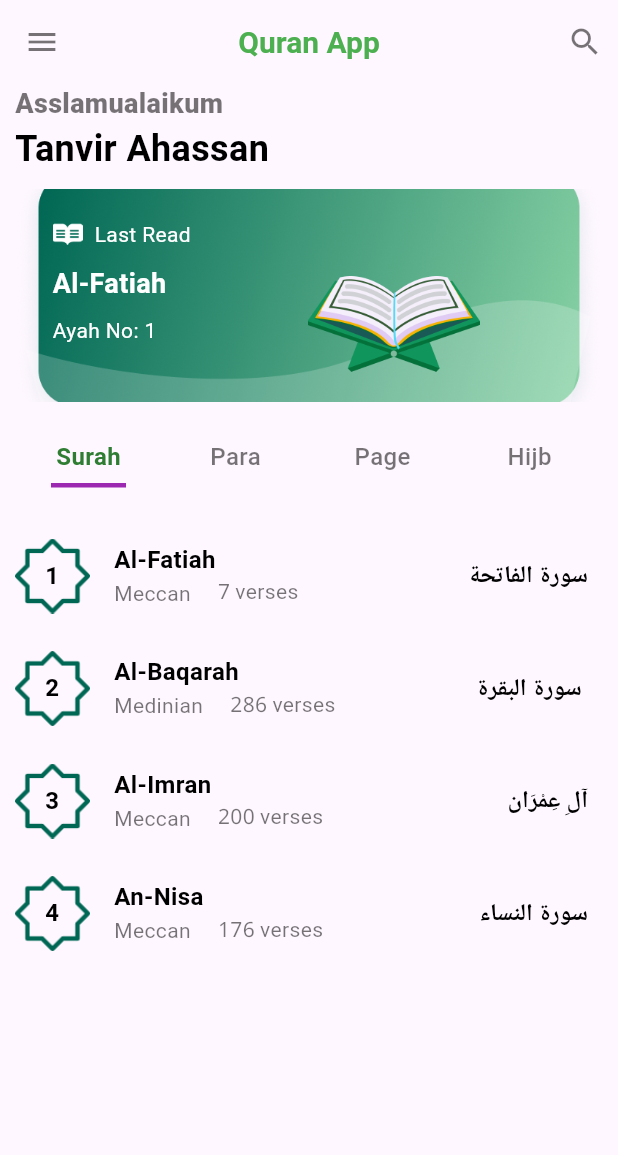
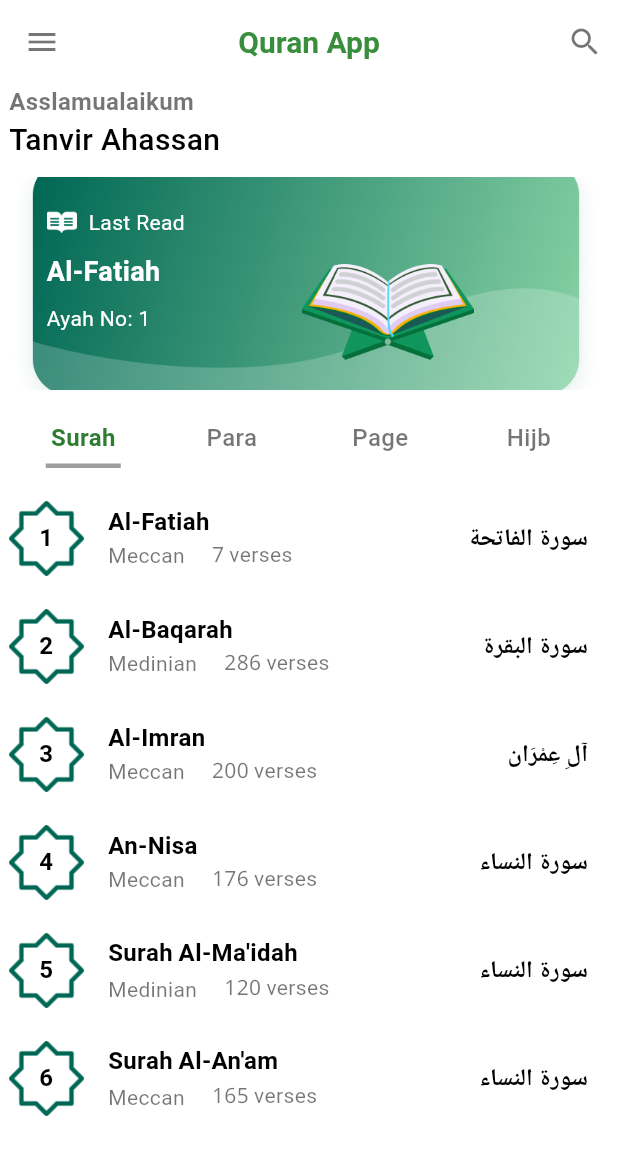
Before and after one commit to zulfiqaralihunzai05/islamic_app, a Flutter app: the QuranScreen screen opened directly, on a phone screen of 412 x 824 dp. Shown: the top 1155 px of the screen. Run offline on Flutter 3.47's test engine with Material 3 defaults, Android fonts, the light colour scheme and no system bars; our stand-ins replace google_fonts; missing offline and left inert: arabic_font; Roboto replaces fonts that are missing (Noto Naskh Arabic).

Commit message:
Column Scrollable

```diff
--- a/lib/dashboard/navbar_screen.dart
+++ b/lib/dashboard/navbar_screen.dart
@@ -38,6 +38,7 @@ class _BottomNavScreenState extends State<BottomNavScreen> {
       bottomNavigationBar: BottomNavigationBar(
         currentIndex: _selectedIndex,
         onTap: _onItemTapped,
+        backgroundColor: Colors.white70,
         selectedItemColor: Colors.blue,
         unselectedItemColor: Colors.black,
         type: BottomNavigationBarType.fixed,
--- a/lib/dashboard/quranScreen.dart
+++ b/lib/dashboard/quranScreen.dart
@@ -13,11 +13,56 @@ class QuranScreen extends StatefulWidget {
 class _HomescreenState extends State<QuranScreen> {
   int selectedIndex = 0;
   final List<String> tabs = ['Surah', 'Para', 'Page', 'Hijb'];
+  final List<Map<String, dynamic>> surahList = [
+    {
+      'surahNo': 1,
+      'surahMainTitle': 'Al-Fatiah',
+      'surahSubTitle': 'Meccan',
+      'arbicTitle': 'سورة الفاتحة',
+      'surahSubTitle2': '7 verses'
+    },
+    {
+      'surahNo': 2,
+      'surahMainTitle': 'Al-Baqarah',
+      'surahSubTitle': 'Medinian',
+      'arbicTitle': 'سورة البقرة',
+      'surahSubTitle2': '286 verses'
+    },
+    {
+      'surahNo': 3,
+      'surahMainTitle': 'Al-Imran',
+      'surahSubTitle': 'Meccan',
+      'arbicTitle': 'آلِ عِمْرَان',
+      'surahSubTitle2': '200 verses'
+    },
+    {
+      'surahNo': 4,
+      'surahMainTitle': 'An-Nisa',
+      'surahSubTitle': 'Meccan',
+      'arbicTitle': 'سورة النساء',
+      'surahSubTitle2': '176 verses'
+    }, {
+      'surahNo': 5,
+      'surahMainTitle': "Surah Al-Ma'idah",
+      'surahSubTitle': 'Medinian',
+      'arbicTitle': 'سورة النساء',
+      'surahSubTitle2': '120 verses'
+    }, {
+      'surahNo': 6,
+      'surahMainTitle': "Surah Al-An'am",
+      'surahSubTitle': 'Meccan',
+      'arbicTitle': 'سورة النساء',
+      'surahSubTitle2': '165 verses'
+    },
+  ];
+
 
   @override
   Widget build(BuildContext context) {
     return Scaffold(
+      backgroundColor: Colors.white,
       appBar: AppBar(
+        backgroundColor: Colors.white,
         leading: Icon(
           Icons.menu,
           color: Colors.black54,
@@ -25,7 +70,7 @@ class _HomescreenState extends State<QuranScreen> {
         title: Text(
           "Quran App",
           style: TextStyle(
-              color: Colors.green, fontSize: 20, fontWeight: FontWeight.w700),
+              color: Colors.green.shade700, fontSize: 20, fontWeight: FontWeight.w700),
         ),
         centerTitle: true,
         actions: [
@@ -39,7 +84,7 @@ class _HomescreenState extends State<QuranScreen> {
         ],
       ),
       body: Padding(
-        padding: const EdgeInsets.only(left: 10.0, right: 10),
+        padding: const EdgeInsets.only(left: 6.0, right: 10),
         child: Column(
           crossAxisAlignment: CrossAxisAlignment.start,
           children: [
@@ -50,15 +95,15 @@ class _HomescreenState extends State<QuranScreen> {
                   "Asslamualaikum",
                   style: TextStyle(
                       color: Colors.black54,
-                      fontSize: 18,
-                      fontWeight: FontWeight.w800),
+                      fontSize: 16,
+                      fontWeight: FontWeight.w600),
                 ),
                 Text(
                   "Tanvir Ahassan",
                   style: TextStyle(
                       color: Colors.black,
-                      fontSize: 24,
-                      fontWeight: FontWeight.w600),
+                      fontSize: 20,
+                      fontWeight: FontWeight.w500),
                 ),
               ],
             ),
@@ -66,7 +111,7 @@ class _HomescreenState extends State<QuranScreen> {
             Stack(
               children: [
                 Container(
-                  width: 400,
+                  width: double.infinity,
                   height: 142,
                   decoration: BoxDecoration(
                     image: DecorationImage(
@@ -135,7 +180,7 @@ class _HomescreenState extends State<QuranScreen> {
               ],
             ),
 
-            SizedBox(height: 25),
+            SizedBox(height: 20),
 
             // Taskbar
             Column(
@@ -170,7 +215,7 @@ class _HomescreenState extends State<QuranScreen> {
                             height: 3,
                             width: 50,
                             color:
-                                isSelected ? Colors.purple : Colors.transparent,
+                                isSelected ? Colors.grey : Colors.transparent,
                           ),
                         ],
                       ),
@@ -179,19 +224,36 @@ class _HomescreenState extends State<QuranScreen> {
                 ),
               ],
             ),
-            SizedBox(height: 34 ),
-            InkWell(
-              onTap: (){
-                Navigator.push(context, MaterialPageRoute(builder: (context) => SurahDetails(),));
-              },
-
-                child: surahWidget(surahNo: 1, surahMainTitle: 'Al-Fatiah', surahSubTitle: 'Meccan', arbicTitle: 'سورة الفاتحة', surahSubTitle2: '7 verses',)),
-            SizedBox(height: 25,),
-            surahWidget(surahNo: 2, surahMainTitle: 'Al-Baqarah', surahSubTitle: 'Medinian', arbicTitle: 'سورة البقرة ', surahSubTitle2: '286 verses',),
-            SizedBox(height: 25,),
-            surahWidget(surahNo: 3, surahMainTitle: 'Al-Imran', surahSubTitle: 'Meccan', arbicTitle: 'آلِ عِمْرَان', surahSubTitle2: '200 verses',),
-            SizedBox(height: 25,),
-            surahWidget(surahNo: 4, surahMainTitle: 'An-Nisa', surahSubTitle: 'Meccan', arbicTitle: 'سورة النساء', surahSubTitle2: '176 verses',),
+            SizedBox(height: 22 ),
+            Expanded(
+              child: SingleChildScrollView(
+                child: Column(
+                  children: surahList.map((surah) {
+                    return Column(
+                      children: [
+                        InkWell(
+                          onTap: () {
+                            Navigator.push(
+                              context,
+                              MaterialPageRoute(
+                                  builder: (context) => SurahDetails()),
+                            );
+                          },
+                          child: surahWidget(
+                            surahNo: surah['surahNo'],
+                            surahMainTitle: surah['surahMainTitle'],
+                            surahSubTitle: surah['surahSubTitle'],
+                            arbicTitle: surah['arbicTitle'],
+                            surahSubTitle2: surah['surahSubTitle2'],
+                          ),
+                        ),
+                        SizedBox(height: 22),
+                      ],
+                    );
+                  }).toList(),
+                ),
+              ),
+            ),
 
           ],
         ),
--- a/lib/presentation/screen/onboadring/view/onboarding_screen.dart
+++ b/lib/presentation/screen/onboadring/view/onboarding_screen.dart
@@ -16,6 +16,7 @@ class _OnboardingScreenState extends State<OnboardingScreen> {
   @override
   Widget build(BuildContext context) {
     return Scaffold(
+      backgroundColor: Colors.white,
       body: Column(
         mainAxisAlignment: MainAxisAlignment.center,
         children: [
--- a/lib/presentation/screen/onboadring/view/splash_screen.dart
+++ b/lib/presentation/screen/onboadring/view/splash_screen.dart
@@ -25,6 +25,7 @@ class _SplashScreenState extends State<SplashScreen> {
   @override
   Widget build(BuildContext context) {
     return Scaffold(
+      backgroundColor: Colors.white,
       body: Column(
         children: [
           Center(
```
Also changed, not shown: lib/dashboard/home-screen.dart (+73 -84 lines), lib/dashboard/surahDetails.dart (+37 -20 lines), lib/presentation/screen/onboadring/view/widgets/homeContainerWidget.dart (renamed from lib/presentation/screen/onboadring/view/widgets/homeScreenWidget.dart, +5 -5 lines), assets/home/cont_bachg.png, lib/presentation/screen/onboadring/view/widgets/DuaCollectionWidget.dart (renamed from lib/dashboard/DuaCollectionWidget.dart), 129 other files.
